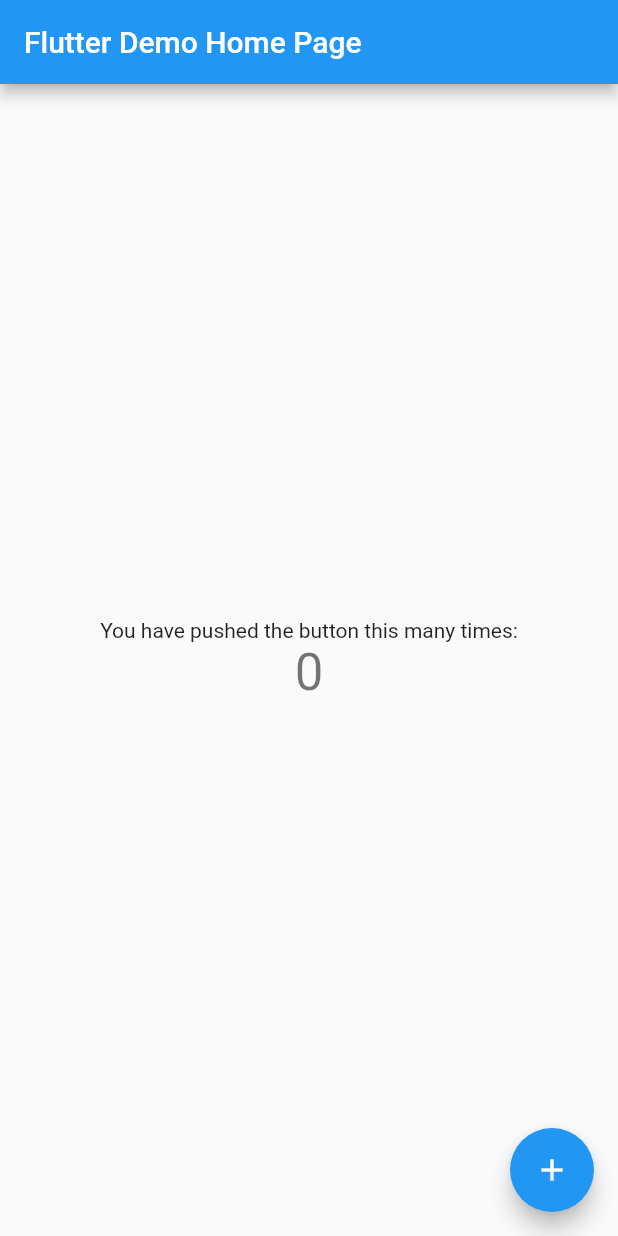
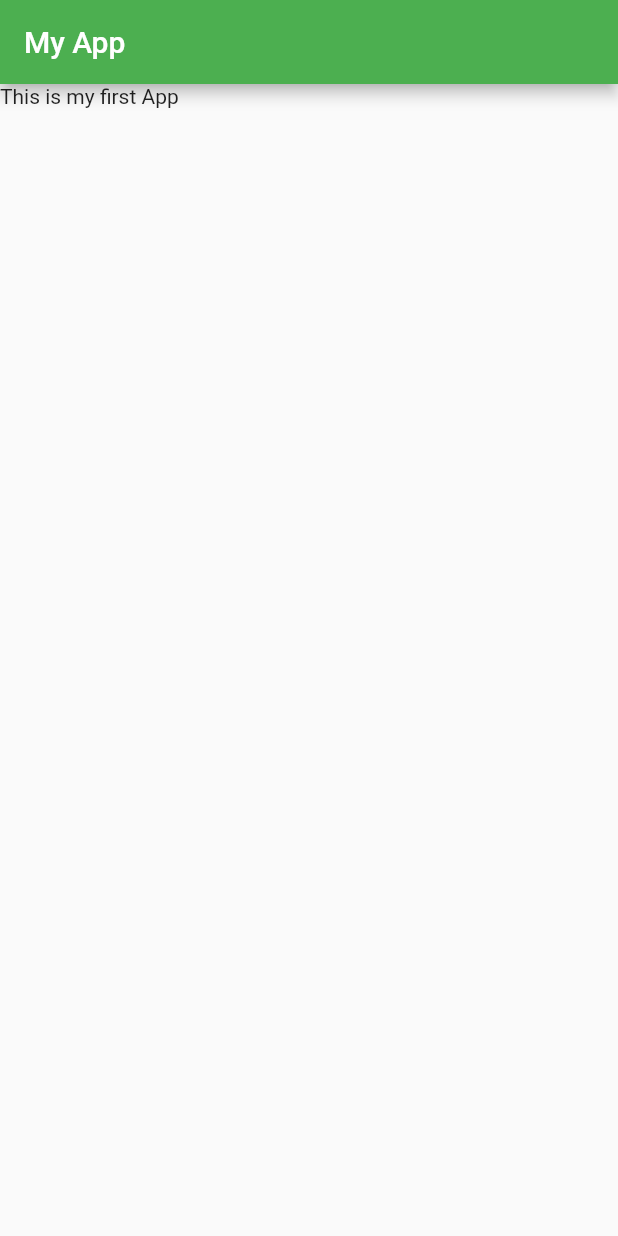
Before and after one commit to Nazmul7989/Flutter, a Flutter app: the screen it shows after launch, on a phone screen of 412 x 824 dp. Run offline on Flutter 3.47's test engine with Material 2 defaults, Android fonts, the phone set to English and light mode, and no system bars.

Commit message:
writing first flutter code

```diff
--- a/first_app/lib/main.dart
+++ b/first_app/lib/main.dart
@@ -1,115 +1,38 @@
+import 'package:flutter/cupertino.dart';
 import 'package:flutter/material.dart';
 
-void main() {
+void main(){
+
   runApp(const MyApp());
+
 }
 
-class MyApp extends StatelessWidget {
+class MyApp extends StatelessWidget{
   const MyApp({super.key});
-
-  // This widget is the root of your application.
-  @override
-  Widget build(BuildContext context) {
-    return MaterialApp(
-      title: 'Flutter Demo',
-      theme: ThemeData(
-        // This is the theme of your application.
-        //
-        // Try running your application with "flutter run". You'll see the
-        // application has a blue toolbar. Then, without quitting the app, try
-        // changing the primarySwatch below to Colors.green and then invoke
-        // "hot reload" (press "r" in the console where you ran "flutter run",
-        // or simply save your changes to "hot reload" in a Flutter IDE).
-        // Notice that the counter didn't reset back to zero; the application
-        // is not restarted.
-        primarySwatch: Colors.blue,
-      ),
-      home: const MyHomePage(title: 'Flutter Demo Home Page'),
-    );
-  }
-}
-
-class MyHomePage extends StatefulWidget {
-  const MyHomePage({super.key, required this.title});
-
-  // This widget is the home page of your application. It is stateful, meaning
-  // that it has a State object (defined below) that contains fields that affect
-  // how it looks.
-
-  // This class is the configuration for the state. It holds the values (in this
-  // case the title) provided by the parent (in this case the App widget) and
-  // used by the build method of the State. Fields in a Widget subclass are
-  // always marked "final".
-
-  final String title;
-
-  @override
-  State<MyHomePage> createState() => _MyHomePageState();
-}
-
-class _MyHomePageState extends State<MyHomePage> {
-  int _counter = 0;
-
-  void _incrementCounter() {
-    setState(() {
-      // This call to setState tells the Flutter framework that something has
-      // changed in this State, which causes it to rerun the build method below
-      // so that the display can reflect the updated values. If we changed
-      // _counter without calling setState(), then the build method would not be
-      // called again, and so nothing would appear to happen.
-      _counter++;
-    });
-  }
 
   @override
   Widget build(BuildContext context) {
-    // This method is rerun every time setState is called, for instance as done
-    // by the _incrementCounter method above.
-    //
-    // The Flutter framework has been optimized to make rerunning build methods
-    // fast, so that you can just rebuild anything that needs updating rather
-    // than having to individually change instances of widgets.
-    return Scaffold(
-      appBar: AppBar(
-        // Here we take the value from the MyHomePage object that was created by
-        // the App.build method, and use it to set our appbar title.
-        title: Text(widget.title),
-      ),
-      body: Center(
-        // Center is a layout widget. It takes a single child and positions it
-        // in the middle of the parent.
-        child: Column(
-          // Column is also a layout widget. It takes a list of children and
-          // arranges them vertically. By default, it sizes itself to fit its
-          // children horizontally, and tries to be as tall as its parent.
-          //
-          // Invoke "debug painting" (press "p" in the console, choose the
-          // "Toggle Debug Paint" action from the Flutter Inspector in Android
-          // Studio, or the "Toggle Debug Paint" command in Visual Studio Code)
-          // to see the wireframe for each widget.
-          //
-          // Column has various properties to control how it sizes itself and
-          // how it positions its children. Here we use mainAxisAlignment to
-          // center the children vertically; the main axis here is the vertical
-          // axis because Columns are vertical (the cross axis would be
-          // horizontal).
-          mainAxisAlignment: MainAxisAlignment.center,
-          children: <Widget>[
-            const Text(
-              'You have pushed the button this many times:',
-            ),
-            Text(
-              '$_counter',
-              style: Theme.of(context).textTheme.headlineMedium,
-            ),
-          ],
-        ),
-      ),
-      floatingActionButton: FloatingActionButton(
-        onPressed: _incrementCounter,
-        tooltip: 'Increment',
-        child: const Icon(Icons.add),
-      ), // This trailing comma makes auto-formatting nicer for build methods.
+    return  MaterialApp(
+        title: 'First Mobile App',
+        color: Colors.blue,
+        theme: ThemeData(primarySwatch: Colors.green),
+        darkTheme: ThemeData(primarySwatch: Colors.blueGrey),
+        debugShowCheckedModeBanner: false,
+        home: HomePage()
     );
   }
+
 }
+
+class HomePage extends StatelessWidget{
+  const HomePage({super.key});
+
+  @override
+  Widget build(BuildContext context) {
+   return Scaffold(
+     appBar: AppBar(title: Text('My App')),
+     body: Text('This is my first App'),
+   );
+  }
+
+}
```
